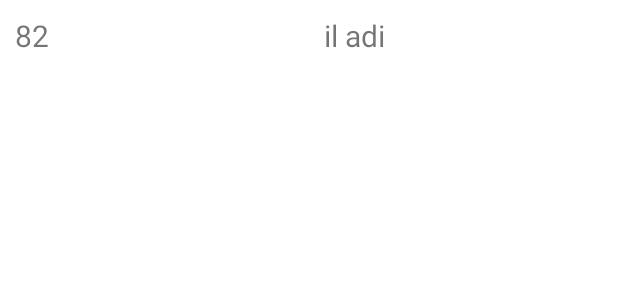
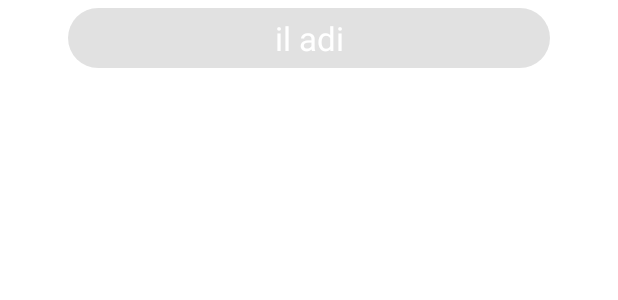
Before and after one commit to CihanEksiogluBloo/TuristUygulamasi, an Android app: the layout recycler_row.xml on its own in the app's theme, with its tools: preview values and no code run, on a phone screen of 412 x 824 dp. Shown: the top 300 px of the screen. Run offline under Robolectric (Android 15) with nearby library versions, the light colour scheme and no system bars; Roboto replaces fonts that are not available here.

Commit message:
UX Updates V 1.1

```diff
--- a/app/src/main/java/com/cihan/turistuygulamasi/Adapter/SehirSecmeAdapter.kt
+++ b/app/src/main/java/com/cihan/turistuygulamasi/Adapter/SehirSecmeAdapter.kt
@@ -1,6 +1,7 @@
 package com.cihan.turistuygulamasi.Adapter
 
 import android.content.Intent
+import android.graphics.Color
 import android.view.LayoutInflater
 import android.view.View
 import android.view.ViewGroup
@@ -10,7 +11,7 @@ import com.cihan.turistuygulamasi.View.yonlendirmeBottomBar
 import kotlinx.android.synthetic.main.recycler_row.view.*
 
 
-class SehirSecmeAdapter(val sehirIsimListesi : List<String>,val sehirPlakaListesi : ArrayList<Int>): RecyclerView.Adapter<SehirSecmeAdapter.VH>() {
+class SehirSecmeAdapter(val sehirIsimListesi : List<String>): RecyclerView.Adapter<SehirSecmeAdapter.VH>() {
     class VH(itemViewz : View) : RecyclerView.ViewHolder(itemViewz) {
     }
 
@@ -23,7 +24,6 @@ class SehirSecmeAdapter(val sehirIsimListesi : List<String>,val sehirPlakaListes
 
     override fun onBindViewHolder(holder: VH, position: Int) {
         holder.itemView.ilAdiID.text = sehirIsimListesi[position]
-        holder.itemView.ilPlakaID.text = sehirPlakaListesi[position].toString()
         holder.itemView.setOnClickListener{
             var intent = Intent(holder.itemView.context, yonlendirmeBottomBar::class.java)
             intent.putExtra("province", sehirIsimListesi[position])
@@ -32,6 +32,7 @@ class SehirSecmeAdapter(val sehirIsimListesi : List<String>,val sehirPlakaListes
 
         }
 
+
     }
 
     override fun getItemCount(): Int {
--- a/app/src/main/java/com/cihan/turistuygulamasi/Model/SehirIslemleri.kt
+++ b/app/src/main/java/com/cihan/turistuygulamasi/Model/SehirIslemleri.kt
@@ -5,13 +5,9 @@ import androidx.lifecycle.ViewModel
 class sehirIslemleri : ViewModel() {
 
     var sehirIsimleriListe = arrayListOf<String>()
-    var sehirplakaListe = arrayListOf<Int>()
-    var plakasayici = 1
 
     fun sehirekle(sehir : String){
         sehirIsimleriListe.add(sehir)
-        sehirplakaListe.add(plakasayici)
-        plakasayici+=1
     }
 
 
--- a/app/src/main/java/com/cihan/turistuygulamasi/View/SehirSecmeMain.kt
+++ b/app/src/main/java/com/cihan/turistuygulamasi/View/SehirSecmeMain.kt
@@ -19,11 +19,10 @@ class SehirSecmeMain : AppCompatActivity() {
 
 
         sehirekle81()
-        val sehirPlakaListesi = sehirislemleri.sehirplakaListe
         val sehirIsimListesi = sehirislemleri.sehirIsimleriListe.sortedBy { it}
         var layoutManager = LinearLayoutManager(this)
         recyclerViewID.layoutManager = layoutManager
-        recyclerviewAdater = SehirSecmeAdapter(sehirIsimListesi,sehirPlakaListesi)
+        recyclerviewAdater = SehirSecmeAdapter(sehirIsimListesi)
         recyclerViewID.adapter = recyclerviewAdater
 
 
--- /dev/null
+++ b/app/src/main/res/drawable/province.xml
@@ -0,0 +1,14 @@
+<?xml version="1.0" encoding="utf-8"?>
+<shape
+    xmlns:android="http://schemas.android.com/apk/res/android">
+<stroke
+    android:color="@color/black"
+    />
+    <solid
+        android:color="@color/browser_actions_divider_color"
+        />
+    <corners
+        android:radius="100dp"
+        />
+
+</shape>
--- a/app/src/main/res/layout/activity_sehir_secme_main.xml
+++ b/app/src/main/res/layout/activity_sehir_secme_main.xml
@@ -4,7 +4,9 @@
     xmlns:tools="http://schemas.android.com/tools"
     android:layout_width="match_parent"
     android:layout_height="match_parent"
-    tools:context=".View.SehirSecmeMain">
+    tools:context=".View.SehirSecmeMain"
+    android:background="@drawable/why_turkey"
+    >
 
     <androidx.recyclerview.widget.RecyclerView
         android:id="@+id/recyclerViewID"
--- a/app/src/main/res/layout/recycler_row.xml
+++ b/app/src/main/res/layout/recycler_row.xml
@@ -5,37 +5,24 @@
     android:layout_height="wrap_content"
     android:orientation="horizontal"
     android:gravity="center"
+    android:layout_marginLeft="40dp"
+    android:layout_marginRight="40dp"
+
     >
-    <TextView
-        android:id="@+id/ilPlakaID"
-        android:layout_margin="10dp"
-        android:layout_width="wrap_content"
-        android:layout_height="wrap_content"
-        android:text="82"
-        android:textSize="20sp"
-        android:layout_weight="5"
-        android:width="0dp"
-        />
-    <LinearLayout
-        android:layout_width="wrap_content"
-        android:layout_height="wrap_content"
-        android:orientation="vertical"
-        android:layout_gravity="center"
-        android:gravity="center"
-        android:layout_weight="35"
-        >
 
         <TextView
             android:id="@+id/ilAdiID"
-            android:layout_width="wrap_content"
+            android:layout_width="match_parent"
             android:layout_height="wrap_content"
-            android:text="il adi"
-            android:textSize="20sp"
-            android:layout_margin="10dp"
-
+            android:layout_margin="5dp"
+            android:background="@drawable/province"
             android:gravity="center"
 
-            />
+            android:padding="5dp"
+            android:text="il adi"
+            android:textColor="@color/white"
 
-    </LinearLayout>
+            android:textSize="22sp" />
+
+
 </LinearLayout>
```
Also changed, not shown: app/src/main/res/layout/activity_databaseamelelik.xml (deleted, +0 -9 lines).
